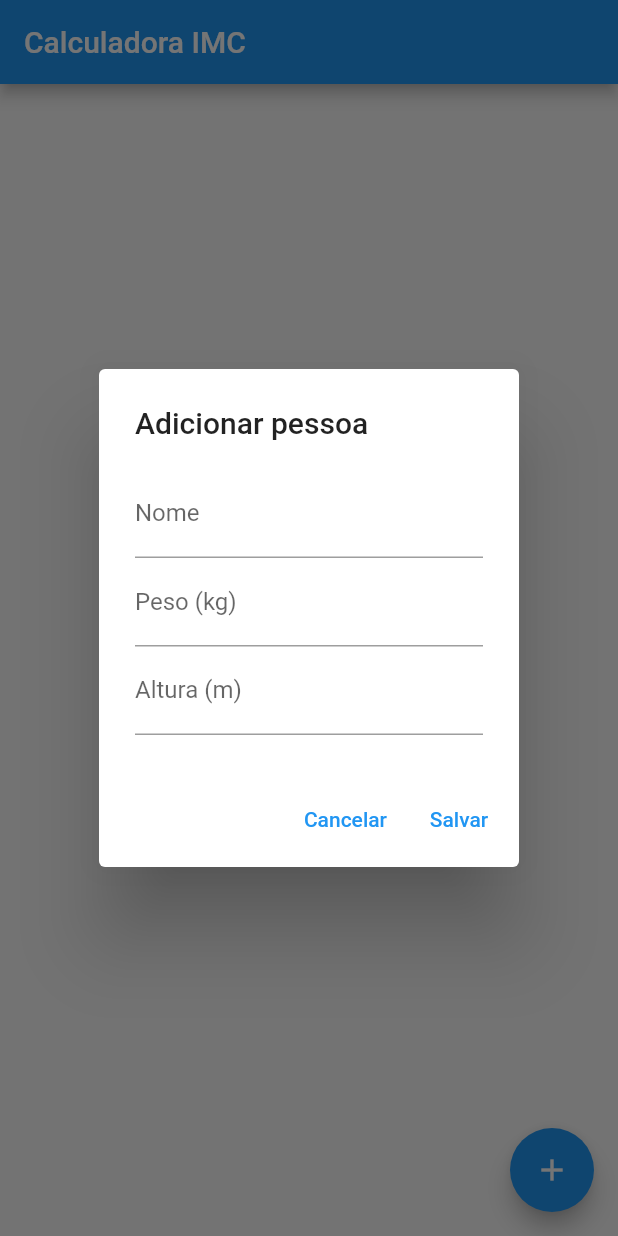
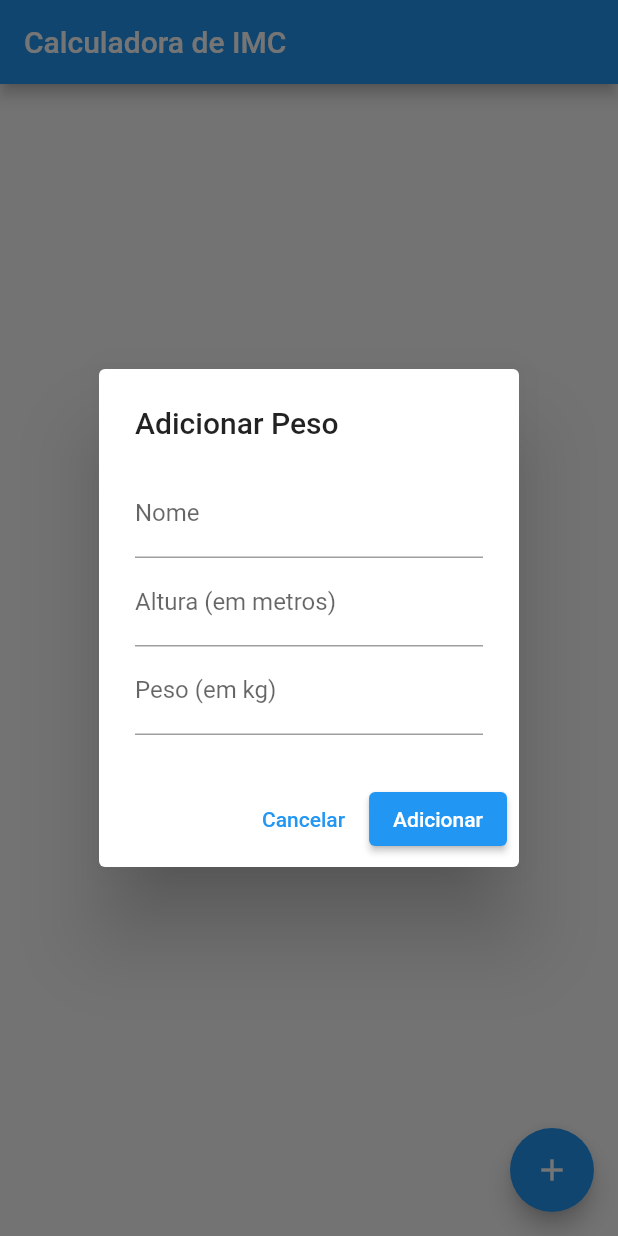
Before and after one commit to diogosvicente/imcflutter_persistencia, a Flutter app: the screen it shows after launch, after a tap on the "add" icon, on a phone screen of 412 x 824 dp. Run offline on Flutter 3.47's test engine with Material 2 defaults, Android fonts, the phone set to English and light mode, and no system bars.

Commit message:
:lipstick: feat: brute code done

```diff
--- a/lib/model/pessoa.dart
+++ b/lib/model/pessoa.dart
@@ -1,45 +1,40 @@
 class Pessoa {
   String _nome = "";
-  double _peso = 0;
   double _altura = 0;
+  List<double> _pesos = [];
 
-  Pessoa(String nome, double peso, double altura) {
-    setNome(nome);
-    setPeso(peso);
-    setAltura(altura);
+  Pessoa.vazio();
+  Pessoa(this._nome, this._altura, this._pesos);
+
+  String getNome() {
+    return _nome;
+  }
+
+  double getAltura() {
+    return _altura;
   }
 
   void setNome(String nome) {
     _nome = nome;
   }
 
-  void setPeso(double peso) {
-    _peso = peso;
-  }
-
   void setAltura(double altura) {
     _altura = altura;
   }
 
-  String getNome() {
-    return _nome;
+  void adicionarPeso(double peso) {
+    _pesos.add(peso);
   }
 
-  double getPeso() {
-    return _peso;
+  List<double> getPesos() {
+    return _pesos;
   }
 
-  double getAltura() {
-    return _altura;
+  double calcularIMC(double peso) {
+    return peso / (_altura * _altura);
   }
 
-  double calcularImc() {
-    return _peso / (_altura * _altura);
-  }
-
-  String classificarImc() {
-    double imc = calcularImc();
-
+  String classificarIMC(double imc) {
     if (imc < 16.0) {
       return "Magreza grave";
     } else if (imc < 17.0) {
@@ -58,4 +53,14 @@ class Pessoa {
       return "Obesidade Grau III (mórbida)";
     }
   }
+
+  List<String> classificarIMCs() {
+    List<String> classificacoes = [];
+    for (double peso in _pesos) {
+      double imc = calcularIMC(peso);
+      String classificacao = classificarIMC(imc);
+      classificacoes.add(classificacao);
+    }
+    return classificacoes;
+  }
 }
--- a/lib/pages/imc_list_page.dart
+++ b/lib/pages/imc_list_page.dart
@@ -1,7 +1,5 @@
 import 'package:flutter/material.dart';
 import 'package:imcflutter_persistencia/model/pessoa.dart';
-import 'package:imcflutter_persistencia/repository/pessoa_repository.dart';
-import 'package:shared_preferences/shared_preferences.dart';
 
 class ImcListPage extends StatefulWidget {
   const ImcListPage({Key? key}) : super(key: key);
@@ -12,129 +10,113 @@ class ImcListPage extends StatefulWidget {
 
 class _ImcListPageState extends State<ImcListPage> {
   var nomeController = TextEditingController();
-  var pesoController = TextEditingController();
   var alturaController = TextEditingController();
-  double pesoDouble = 0.0;
-  double alturaDouble = 0.0;
-  List<Pessoa> pessoas = [];
-  var pessoaRepository = PessoaRepository();
-  var _pessoas = const <Pessoa>[];
+  TextEditingController pesoController = TextEditingController();
+  Pessoa pessoa = Pessoa.vazio();
+  final GlobalKey<RefreshIndicatorState> _refreshIndicatorKey =
+      GlobalKey<RefreshIndicatorState>();
 
-  @override
-  void initState() {
-    super.initState();
-    carregarImcCalculados();
-  }
-
-  void carregarImcCalculados() {
-    _pessoas = pessoaRepository.listar();
-    setState(() {});
-  }
-
-  @override
-  Widget build(BuildContext context) {
-    return Scaffold(
-      appBar: AppBar(title: const Text("Calculadora IMC")),
-      floatingActionButton: FloatingActionButton(
-          child: const Icon(Icons.add),
-          onPressed: () {
-            nomeController.text = "";
-            pesoController.text = "";
-            alturaController.text = "";
+  void _showAddPesoDialog(BuildContext context) {
     showDialog(
       context: context,
-                builder: (BuildContext bc) {
+      builder: (context) {
         return AlertDialog(
-                    title: const Text("Adicionar pessoa"),
+          title: const Text('Adicionar Peso'),
           content: Wrap(
             children: [
               TextField(
                 controller: nomeController,
-                          decoration: const InputDecoration(
-                            labelText: 'Nome',
-                          ),
-                        ),
-                        TextField(
-                          controller: pesoController,
-                          decoration:
-                              const InputDecoration(labelText: 'Peso (kg)'),
-                          keyboardType: TextInputType.number,
+                decoration: const InputDecoration(labelText: 'Nome'),
               ),
               TextField(
                 controller: alturaController,
                 decoration:
-                              const InputDecoration(labelText: 'Altura (m)'),
-                          keyboardType: TextInputType.number,
+                    const InputDecoration(labelText: 'Altura (em metros)'),
+              ),
+              TextField(
+                controller: pesoController,
+                decoration: const InputDecoration(labelText: 'Peso (em kg)'),
               ),
             ],
           ),
           actions: [
             TextButton(
               onPressed: () {
-                            Navigator.pop(context);
+                Navigator.of(context).pop();
               },
-                          child: const Text("Cancelar")),
-                      TextButton(
+              child: const Text('Cancelar'),
+            ),
+            ElevatedButton(
               onPressed: () {
-                            final storage = SharedPreferences.getInstance();
-                            if (nomeController.text.trim() == "") {
-                              ScaffoldMessenger.of(context).showSnackBar(
-                                  const SnackBar(
-                                      content:
-                                          Text("Nome deve ser preenchido")));
-                              return;
-                            }
-                            if (pesoController.text.trim() == "") {
-                              ScaffoldMessenger.of(context).showSnackBar(
-                                  const SnackBar(
-                                      content:
-                                          Text("Peso deve ser preenchido")));
-                              return;
-                            }
-                            if (alturaController.text.trim() == "") {
-                              ScaffoldMessenger.of(context).showSnackBar(
-                                  const SnackBar(
-                                      content:
-                                          Text("Altura deve ser preenchida")));
-                              return;
-                            }
-                            setState(() {
-                              ScaffoldMessenger.of(context).showSnackBar(
-                                  const SnackBar(
-                                      content:
-                                          Text("Dados salvos com sucesso!")));
-                            });
-                            try {
-                              pesoDouble = double.parse(pesoController.text);
-                            } catch (e) {
-                              pesoDouble = 0.0;
-                            }
-                            try {
-                              alturaDouble =
-                                  double.parse(alturaController.text);
-                            } catch (e) {
-                              alturaDouble = 0.0;
-                            }
-                            pessoaRepository.adicionar(Pessoa(
-                                nomeController.text, pesoDouble, alturaDouble));
-                            Navigator.pop(context);
+                pessoa.setNome(nomeController.text);
+                pessoa.setAltura(double.parse(alturaController.text));
+                final peso = double.parse(pesoController.text);
+                pessoa.adicionarPeso(peso);
+                pesoController.clear();
                 setState(() {});
+                Navigator.of(context).pop();
               },
-                          child: const Text("Salvar"))
+              child: const Text('Adicionar'),
+            ),
           ],
         );
-                });
-          }),
-      body: ListView.builder(
-          itemCount: _pessoas.length,
-          itemBuilder: (BuildContext bc, int index) {
-            var pessoa = _pessoas[index];
-            return Container(
-              margin: const EdgeInsets.all(5),
-              child: Text(
-                  '${pessoa.getNome()} IMC: ${pessoa.calcularImc().toStringAsFixed(2)} - ${pessoa.classificarImc()}\nPeso: ${pessoa.getPeso()} Altura: ${pessoa.getAltura()}'),
+      },
     );
-          }),
+  }
+
+  @override
+  Widget build(BuildContext context) {
+    return MaterialApp(
+      home: Scaffold(
+        appBar: AppBar(
+          title: const Text('Calculadora de IMC'),
+        ),
+        body: RefreshIndicator(
+          key: _refreshIndicatorKey,
+          onRefresh: () async {},
+          child: Padding(
+            padding: const EdgeInsets.symmetric(horizontal: 16, vertical: 1),
+            child: Column(
+              crossAxisAlignment: CrossAxisAlignment.start,
+              children: [
+                if (pessoa.getPesos().isNotEmpty &&
+                    pessoa.classificarIMCs().isNotEmpty)
+                  Container(
+                      padding: const EdgeInsets.all(5),
+                      child: Column(
+                        children: [
+                          Text(
+                            "${pessoa.getNome()}, Altura: ${pessoa.getAltura()}",
+                            style: const TextStyle(
+                                fontWeight: FontWeight.bold, fontSize: 16),
+                          ),
+                        ],
+                      )),
+                Expanded(
+                  child: ListView.builder(
+                    itemCount: pessoa.getPesos().length,
+                    itemBuilder: (context, index) {
+                      final pesos = pessoa.getPesos();
+                      final imcs = pessoa.classificarIMCs();
+                      return ListTile(
+                        title: Text(
+                          "${index + 1}: Peso ${pesos[index]} kg: ${imcs[index]}",
+                        ),
+                      );
+                    },
+                  ),
+                ),
+              ],
+            ),
+          ),
+        ),
+        floatingActionButton: FloatingActionButton(
+          onPressed: () {
+            _showAddPesoDialog(context);
+          },
+          child: const Icon(Icons.add),
+        ),
+      ),
     );
   }
 }
```
Lines whose indentation alone changed are shown as unchanged.
